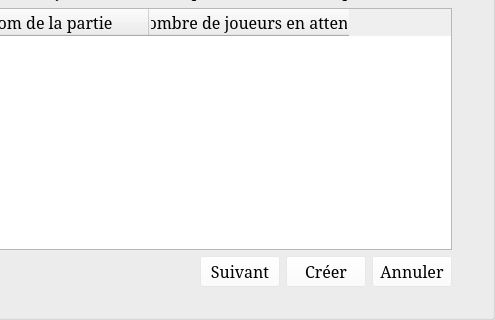
Before: the Qt Designer form StreetCar/StreetCar/NewNetworkGame.ui in paboccard/Projet_Prog_Jeu, drawn with Qt 5; both pictures show x 95 to 590 and y 165 to 485 of the 590 by 485 pixel window.
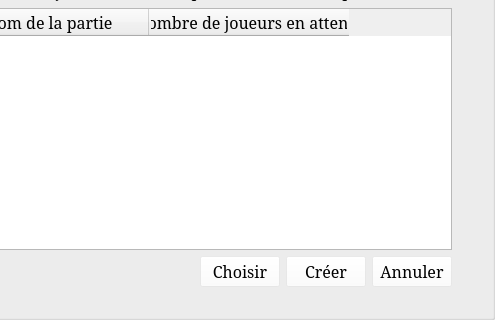
After: the same form once the commit is applied. Icons and pictures are not drawn.

```diff
--- a/StreetCar/StreetCar/NewNetworkGame.ui
+++ b/StreetCar/StreetCar/NewNetworkGame.ui
@@ -268,7 +268,7 @@
            </font>
           </property>
           <property name="text">
-           <string>Suivant</string>
+           <string>Choisir</string>
           </property>
          </widget>
         </item>
```
Left out of the diff: 10 changed lines with no effect on the pictures.
